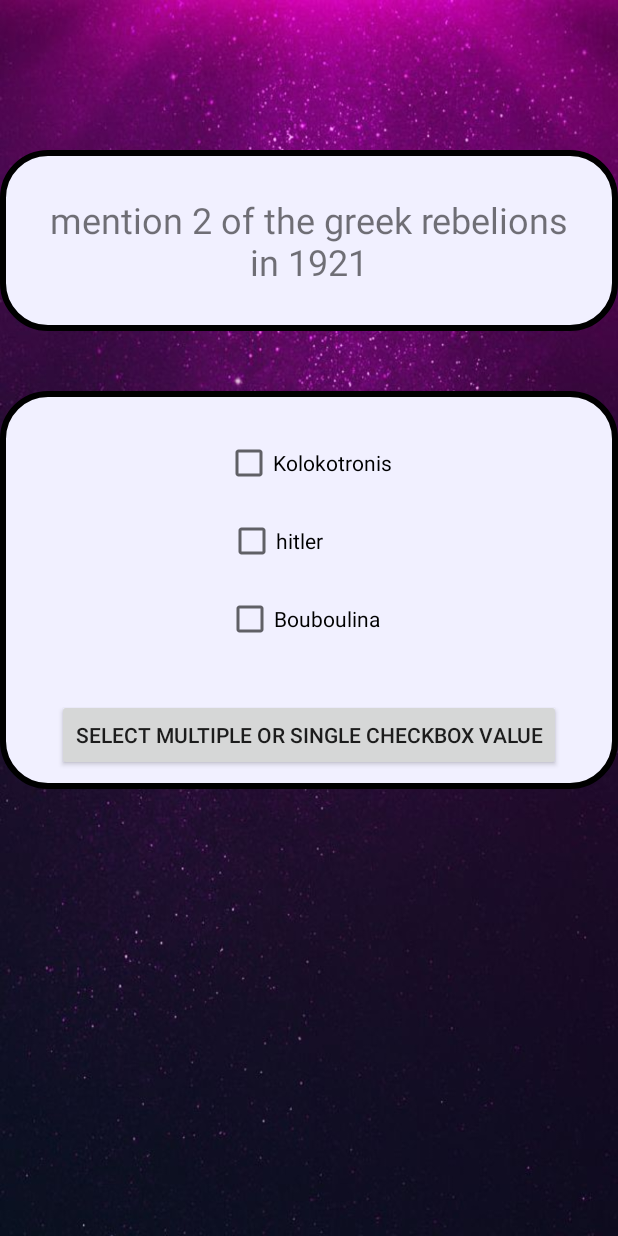
After one commit to pako1/TheQuizApp, an Android app: the CheckBoxActivity screen opened directly, with no data from a screen before it, on a phone screen of 412 x 824 dp. The commit adds this screen. Run offline under Robolectric (Android 15) with nearby library versions, the phone set to English and light mode, and no system bars; Roboto replaces fonts that are not available here.

Commit message:
added CheckBoxAct + layout

```diff
--- /dev/null
+++ b/app/src/main/java/com/example/android/thequizapp/CheckBoxActivity.java
@@ -0,0 +1,74 @@
+package com.example.android.thequizapp;
+
+import android.content.Intent;
+import android.support.v7.app.AppCompatActivity;
+import android.os.Bundle;
+import android.view.View;
+import android.widget.Button;
+import android.widget.CheckBox;
+import android.widget.TextView;
+import android.widget.Toast;
+
+public class CheckBoxActivity extends AppCompatActivity {
+
+    CheckBox ONE,TWO,THREE;
+    Button Confirm;
+    int mScore = 0;
+    TextView question;
+    String quest = "mention 2 of the greek rebelions in 1921";
+
+    @Override
+    protected void onCreate(Bundle savedInstanceState) {
+        super.onCreate(savedInstanceState);
+        setContentView(R.layout.activity_check_box);
+            setup();
+            question.setText(quest);
+            Confirm.setOnClickListener(new View.OnClickListener() {
+
+                @Override
+                public void onClick(View v) {
+
+               checkQuestionOneAnswers();
+
+                }
+            });
+
+    }
+
+    private void checkQuestionOneAnswers() {
+        boolean isQuestionOneMarioChecked = ONE.isChecked();
+        boolean isQuestionOneDonkeyChecked = TWO.isChecked();
+        boolean isQuestionOnePortalChecked = THREE.isChecked();
+
+        if (isQuestionOneMarioChecked && isQuestionOneDonkeyChecked && !isQuestionOnePortalChecked) {
+            mScore += 10;
+            goToScore();
+        }else{
+            Toast.makeText(this, "Wrong choice,try again", Toast.LENGTH_SHORT).show();
+        }
+
+   }
+
+   private void setup(){
+
+       ONE = findViewById(R.id.checkBox1);
+       TWO = findViewById(R.id.checkBox2);
+       THREE = findViewById(R.id.checkBox3);
+       Confirm = findViewById(R.id.button1);
+       question = findViewById(R.id.questionCheck);
+
+   }
+
+    private void goToScore() {
+
+        Intent scoreIntent = new Intent(CheckBoxActivity.this, ScoreActivity.class);
+        scoreIntent.putExtra("score", mScore);
+        scoreIntent.putExtra("position", 4);
+        startActivity(scoreIntent);
+        finish();
+
+    }
+
+
+
+}
--- a/app/src/main/java/com/example/android/thequizapp/GameActivity.java
+++ b/app/src/main/java/com/example/android/thequizapp/GameActivity.java
@@ -80,7 +80,7 @@ public class GameActivity extends BaseClass {
                     Quizintent.putExtra("position", position);
                     startActivity(Quizintent);
                 } else if (position == 4) {
-                    Intent Quizintent = new Intent(getApplicationContext(), QuizActivity.class);
+                    Intent Quizintent = new Intent(getApplicationContext(), CheckBoxActivity.class);
                     Quizintent.putExtra("position", position);
                     startActivity(Quizintent);
                 } else if (position == 5) {
--- /dev/null
+++ b/app/src/main/res/layout/activity_check_box.xml
@@ -0,0 +1,73 @@
+<RelativeLayout xmlns:android="http://schemas.android.com/apk/res/android"
+    xmlns:tools="http://schemas.android.com/tools"
+    android:layout_width="match_parent"
+    android:layout_height="match_parent"
+    tools:context="com.example.android.thequizapp.CheckBoxActivity"
+    android:background="@drawable/purple"
+    tools:ignore="ContentDescription"
+    >
+
+
+    <LinearLayout
+        android:layout_marginTop="100dp"
+        android:id="@+id/box"
+        android:layout_width="match_parent"
+        android:layout_height="wrap_content"
+        android:background="@drawable/questionbackground"
+        android:orientation="horizontal"
+        android:padding="30dp">
+
+        <TextView
+            android:id="@+id/questionCheck"
+            android:layout_width="match_parent"
+            android:layout_height="wrap_content"
+            android:gravity="center"
+            android:text="@string/question"
+            android:textSize="24sp" />
+    </LinearLayout>
+
+
+    <LinearLayout
+        android:layout_width="match_parent"
+        android:layout_height="wrap_content"
+        android:orientation="vertical"
+        android:layout_below="@id/box"
+        android:gravity="center"
+        android:layout_marginTop="40dp"
+        android:background="@drawable/questionbackground"
+        >
+    <CheckBox
+        android:id="@+id/checkBox2"
+        android:layout_width="wrap_content"
+        android:layout_height="wrap_content"
+        android:layout_marginTop="@dimen/imagesTOPscreenOption"
+        android:text="Kolokotronis" />
+
+    <CheckBox
+        android:id="@+id/checkBox3"
+        android:layout_width="wrap_content"
+        android:layout_height="wrap_content"
+        android:layout_marginTop="@dimen/imagesTOPscreenOption"
+        android:layout_marginRight="22dp"
+        android:text="hitler" />
+
+    <CheckBox
+        android:id="@+id/checkBox1"
+        android:layout_width="wrap_content"
+        android:layout_height="wrap_content"
+        android:layout_marginTop="@dimen/imagesTOPscreenOption"
+        android:layout_marginRight="4dp"
+        android:text="Bouboulina" />
+
+    <Button
+        android:id="@+id/button1"
+        style="?android:attr/buttonStyleSmall"
+        android:layout_width="wrap_content"
+        android:layout_height="wrap_content"
+        android:layout_marginTop="37dp"
+        android:text="Select Multiple or Single CheckBox value" />
+
+
+    </LinearLayout>
+
+</RelativeLayout>
```
Also changed, not shown: app/src/main/AndroidManifest.xml (+5 -4 lines), app/src/main/java/com/example/android/thequizapp/ScoreActivity.java (+22 -4 lines).
